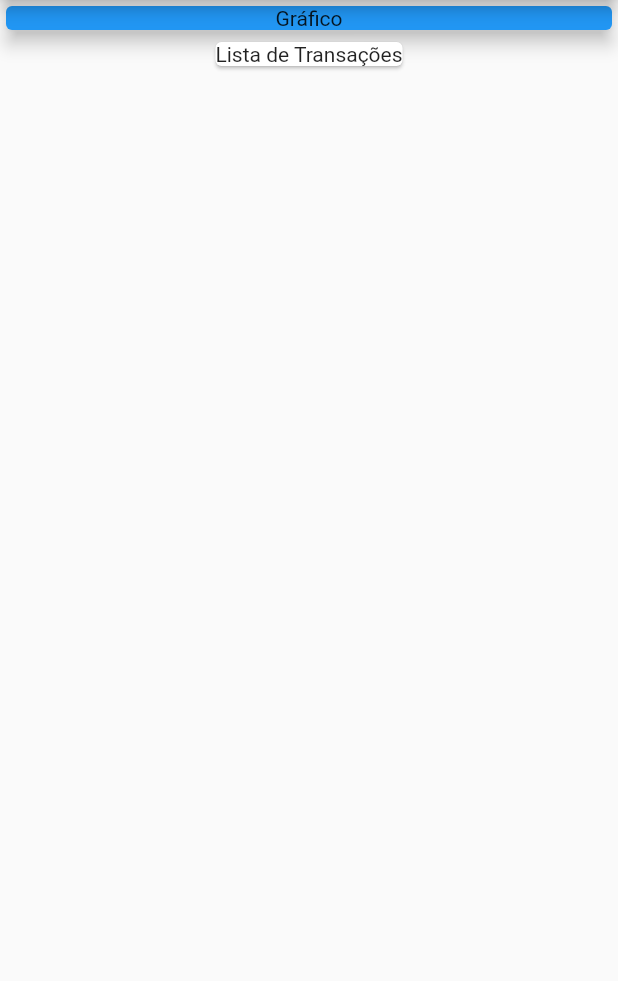
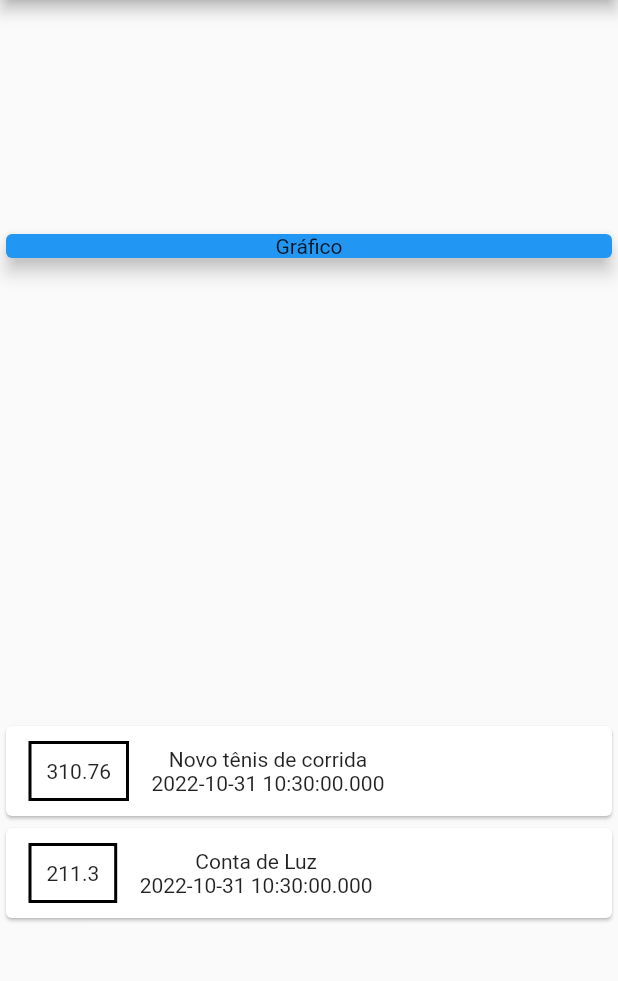
Before and after one commit to rafaelledo/despesas_pessoais, a Flutter app: the screen it shows after launch, on a phone screen of 412 x 824 dp, the part 84-1065 px from its top. Run offline on Flutter 3.47's test engine with Material 2 defaults, Android fonts, the phone set to English and light mode, and no system bars.

Commit message:
add column widget and _transactions variable

```diff
--- a/lib/main.dart
+++ b/lib/main.dart
@@ -1,3 +1,4 @@
+import 'package:despesas_pessoais/model/transaction.dart';
 import 'package:flutter/material.dart';
 
 void main(List<String> args) {
@@ -9,7 +10,7 @@ class ExpensesApp extends StatelessWidget {
 
   @override
   Widget build(BuildContext context) {
-    return const MaterialApp(
+    return MaterialApp(
       debugShowCheckedModeBanner: false,
       home: MyHomePage(),
     );
@@ -17,7 +18,22 @@ class ExpensesApp extends StatelessWidget {
 }
 
 class MyHomePage extends StatelessWidget {
-  const MyHomePage({super.key});
+  final _transactions = [
+    Transaction(
+      id: 't1',
+      title: 'Novo tênis de corrida',
+      value: 310.76,
+      date: DateTime.now(),
+    ),
+    Transaction(
+      id: 't2',
+      title: 'Conta de Luz',
+      value: 211.30,
+      date: DateTime.now(),
+    ),
+  ];
+
+  MyHomePage({super.key});
 
   @override
   Widget build(BuildContext context) {
@@ -32,9 +48,10 @@ class MyHomePage extends StatelessWidget {
         ),
       ),
       body: Column(
-        children: const <Widget>[
-          SizedBox(
-            width: double.infinity,
+        mainAxisAlignment: MainAxisAlignment.spaceAround,
+        crossAxisAlignment: CrossAxisAlignment.stretch,
+        children: <Widget>[
+          const SizedBox(
             child: Card(
               color: Colors.blue,
               elevation: 5,
@@ -44,8 +61,35 @@ class MyHomePage extends StatelessWidget {
               ),
             ),
           ),
-          Card(
-            child: Text('Lista de Transações'),
+          Column(
+            children: _transactions.map((tr) {
+              return Card(
+                child: Row(
+                  children: [
+                    Container(
+                      margin: const EdgeInsets.symmetric(
+                        horizontal: 15,
+                        vertical: 10,
+                      ),
+                      decoration: BoxDecoration(
+                        border: Border.all(
+                          color: Colors.black,
+                          width: 2,
+                        )
+                      ),
+                      padding: const EdgeInsets.all(10),
+                      child: Text(
+                        tr.value.toString(),
+                      ),
+                    ),
+                    Column(children: [
+                      Text(tr.title),
+                      Text(tr.date.toString()),
+                    ],)
+                  ],
+                ),
+              );
+            }).toList(),
           )
         ],
       ),
--- /dev/null
+++ b/lib/model/transaction.dart
@@ -0,0 +1,15 @@
+import 'package:flutter/foundation.dart';
+
+class Transaction {
+  final String id;
+  final String title;
+  final double value;
+  final DateTime date;
+
+  Transaction({
+    required this.id,
+    required this.title,
+    required this.value,
+    required this.date,
+  });
+}
```
